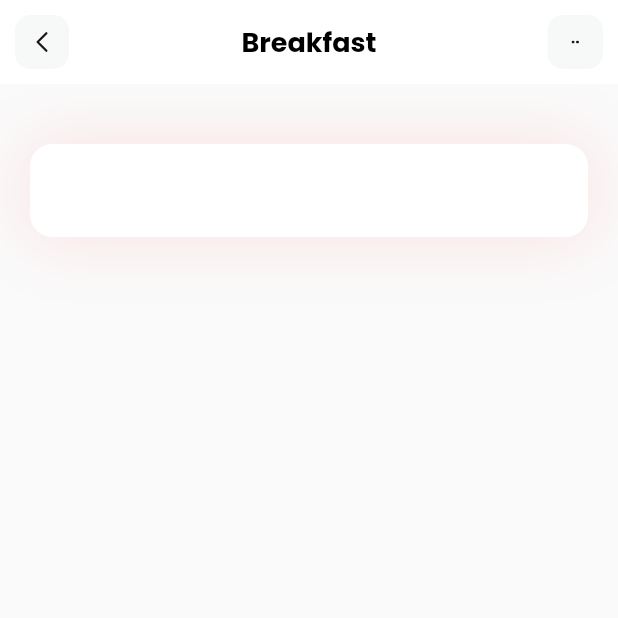
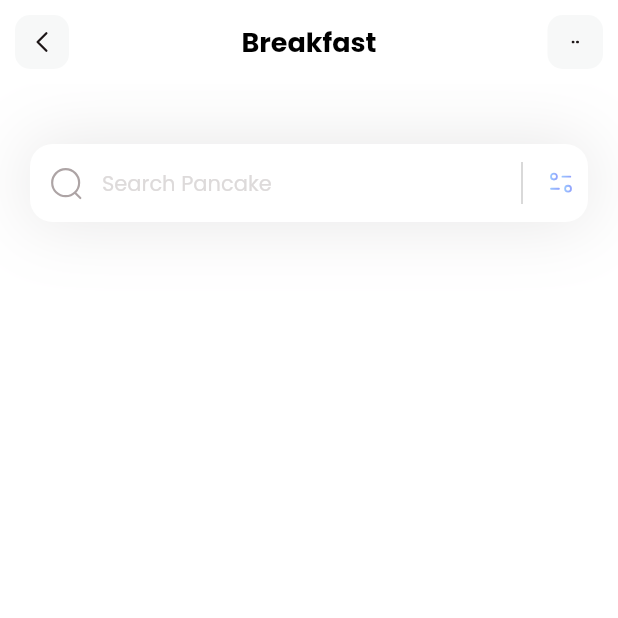
Before and after one commit to thuanphatt/flutter-fitness, a Flutter app: the screen it shows after launch, on a phone screen of 412 x 824 dp, the top half of it. Run offline on Flutter 3.47's test engine with Material 2 defaults, Android fonts, the phone set to English and light mode, and no system bars; our stand-ins replace flutter_svg.

Commit message:
build input field

```diff
--- a/lib/pages/home.dart
+++ b/lib/pages/home.dart
@@ -8,13 +8,19 @@ class HomePage extends StatelessWidget {
   Widget build(BuildContext context) {
     return Scaffold(
       appBar: appBar(),
+      backgroundColor: Colors.white,
       body: Column(
-        children: [
-          Container(
+        children: [_searchField()],
+      ),
+    );
+  }
+
+  Container _searchField() {
+    return Container(
       margin: EdgeInsets.only(top: 40, left: 20, right: 20),
       decoration: BoxDecoration(boxShadow: [
         BoxShadow(
-                  color: Color(0xffD1617).withOpacity(0.11),
+            color: Color(0xff1D1617).withOpacity(0.11),
             blurRadius: 40,
             spreadRadius: 0.0)
       ]),
@@ -22,12 +28,36 @@ class HomePage extends StatelessWidget {
         decoration: InputDecoration(
             filled: true,
             fillColor: Colors.white,
+            contentPadding: EdgeInsets.all(15),
+            hintText: 'Search Pancake',
+            hintStyle: TextStyle(color: Color(0xffDDDADA), fontSize: 14),
+            prefixIcon: Padding(
+              padding: const EdgeInsets.all(12),
+              child: SvgPicture.asset('assets/icons/Search.svg'),
+            ),
+            suffixIcon: Container(
+              width: 100,
+              child: IntrinsicHeight(
+                child: Row(
+                  mainAxisAlignment: MainAxisAlignment.end,
+                  children: [
+                    VerticalDivider(
+                      color: Colors.black,
+                      indent: 10,
+                      endIndent: 10,
+                      thickness: 0.2,
+                    ),
+                    Padding(
+                      padding: const EdgeInsets.all(8.0),
+                      child: SvgPicture.asset('assets/icons/Filter.svg'),
+                    ),
+                  ],
+                ),
+              ),
+            ),
             border: OutlineInputBorder(
                 borderRadius: BorderRadius.circular(15),
                 borderSide: BorderSide.none)),
-            ),
-          )
-        ],
       ),
     );
   }
```
Lines whose indentation alone changed are shown as unchanged.
